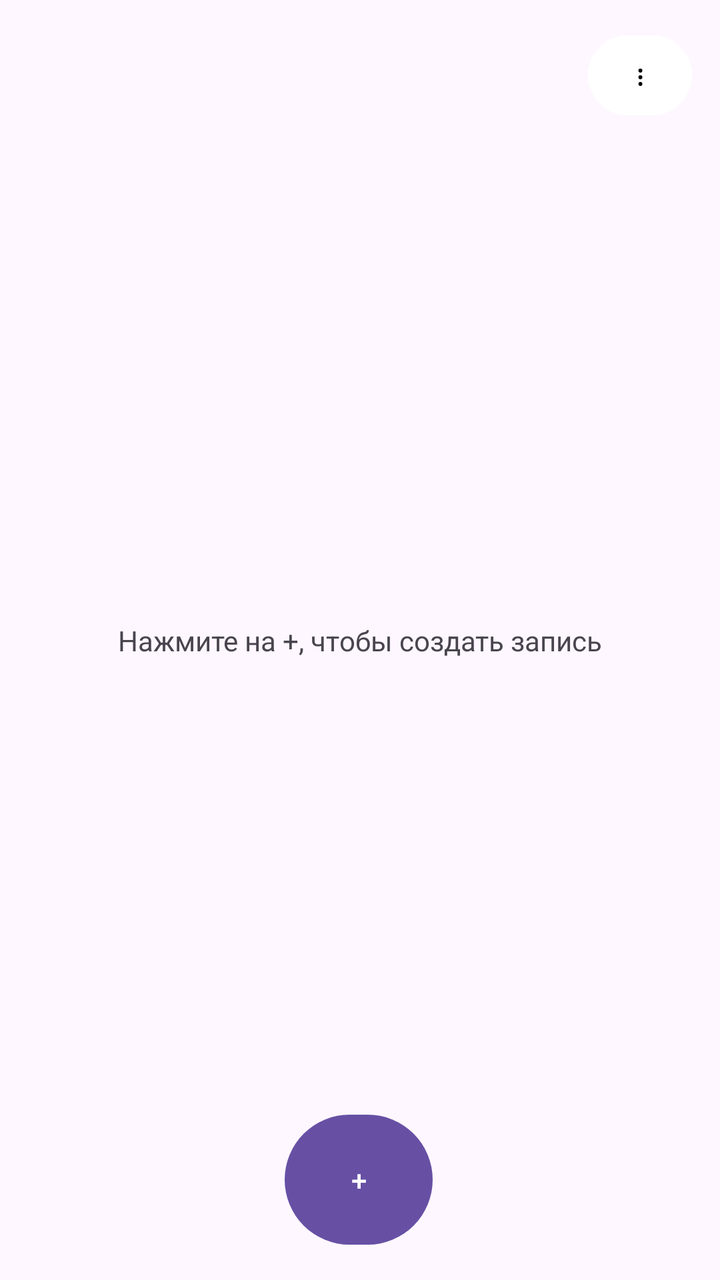
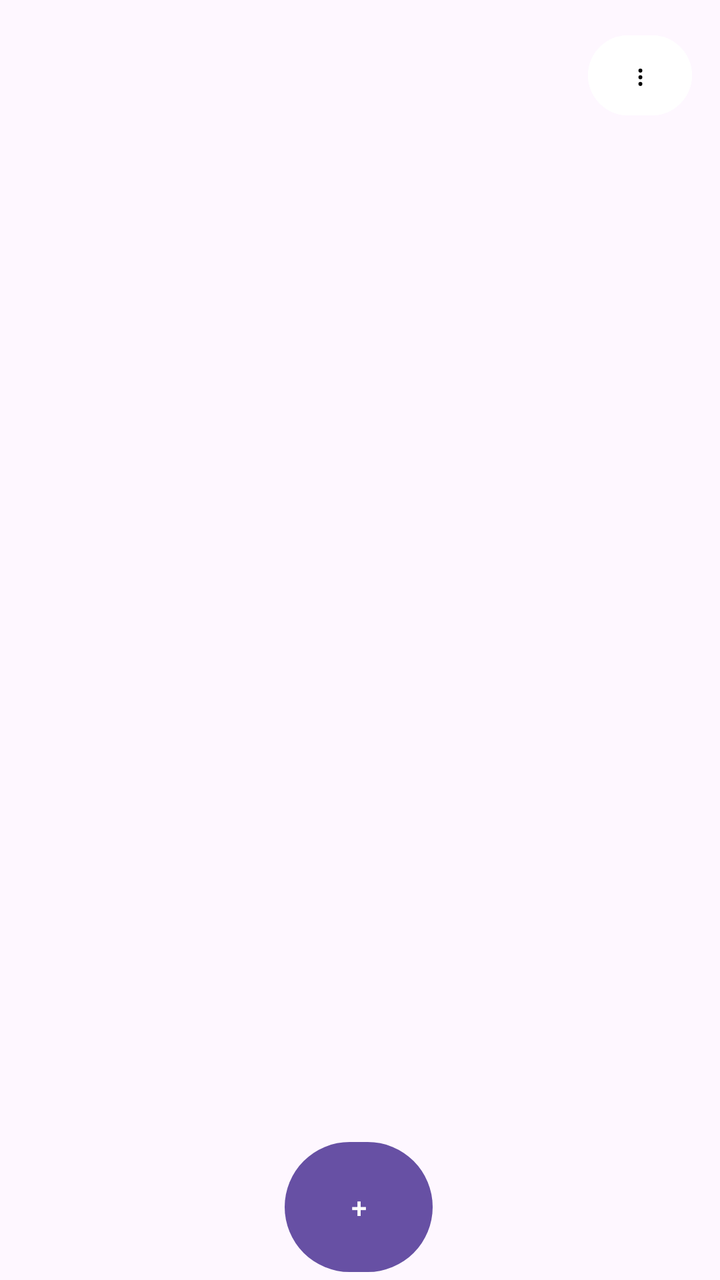

The first picture is an Android layout as it rendered before a commit; the second is the same layout after the commit. The layout source and the unified diff follow.
<!-- AndroidManifest.xml: application theme Theme.MyDav09102026 -->
<!-- res/layout/activity_main.xml -->
<?xml version="1.0" encoding="utf-8"?>
<androidx.constraintlayout.widget.ConstraintLayout xmlns:android="http://schemas.android.com/apk/res/android"
    xmlns:app="http://schemas.android.com/apk/res-auto"
    xmlns:tools="http://schemas.android.com/tools"
    android:id="@+id/main"
    android:layout_width="match_parent"
    android:layout_height="match_parent"
    tools:context=".MainActivity">

    <TextView
        android:id="@+id/textView"
        android:layout_width="wrap_content"
        android:layout_height="wrap_content"
        android:text="Нажмите на +, чтобы создать запись"
        app:layout_constraintBottom_toBottomOf="parent"
        app:layout_constraintEnd_toEndOf="parent"
        app:layout_constraintHorizontal_bias="0.5"
        app:layout_constraintStart_toStartOf="parent"
        app:layout_constraintTop_toTopOf="parent"
        app:layout_constraintVertical_bias="0.5" />

    <Button
        android:id="@+id/buttonplus"
        android:layout_width="74dp"
        android:layout_height="73dp"
        android:text="+"
        app:layout_constraintBottom_toBottomOf="parent"
        app:layout_constraintEnd_toEndOf="parent"
        app:layout_constraintHorizontal_bias="0.498"
        app:layout_constraintStart_toStartOf="parent"
        app:layout_constraintTop_toBottomOf="@+id/textView"
        app:layout_constraintVertical_bias="0.943" />

    <Button
        android:id="@+id/buttonoptions"
        android:layout_width="52dp"
        android:layout_height="48dp"
        android:backgroundTint="#FFFFFF"
        android:text="⋮"
        android:textColor="#000000"
        app:layout_constraintBottom_toBottomOf="parent"
        app:layout_constraintEnd_toEndOf="parent"
        app:layout_constraintHorizontal_bias="0.955"
        app:layout_constraintStart_toStartOf="parent"
        app:layout_constraintTop_toTopOf="parent"
        app:layout_constraintVertical_bias="0.023"
        app:strokeColor="#000000" />
</androidx.constraintlayout.widget.ConstraintLayout>
<!-- resources referenced by this layout -->
<resources>
  <style name="Theme.MyDav09102026" parent="Base.Theme.MyDav09102026" />
  <style name="Base.Theme.MyDav09102026" parent="Theme.Material3.DayNight.NoActionBar">
          
          
      </style>
</resources>

<!-- the commit's change to res/layout/activity_main.xml (unified diff, before → after) -->
@@ -7,18 +7,6 @@
     android:layout_height="match_parent"
     tools:context=".MainActivity">
 
-    <TextView
-        android:id="@+id/textView"
-        android:layout_width="wrap_content"
-        android:layout_height="wrap_content"
-        android:text="Нажмите на +, чтобы создать запись"
-        app:layout_constraintBottom_toBottomOf="parent"
-        app:layout_constraintEnd_toEndOf="parent"
-        app:layout_constraintHorizontal_bias="0.5"
-        app:layout_constraintStart_toStartOf="parent"
-        app:layout_constraintTop_toTopOf="parent"
-        app:layout_constraintVertical_bias="0.5" />
-
     <Button
         android:id="@+id/buttonplus"
         android:layout_width="74dp"
@@ -27,9 +15,7 @@
         app:layout_constraintBottom_toBottomOf="parent"
         app:layout_constraintEnd_toEndOf="parent"
         app:layout_constraintHorizontal_bias="0.498"
-        app:layout_constraintStart_toStartOf="parent"
-        app:layout_constraintTop_toBottomOf="@+id/textView"
-        app:layout_constraintVertical_bias="0.943" />
+        app:layout_constraintStart_toStartOf="parent" />
 
     <Button
         android:id="@+id/buttonoptions"
@@ -45,4 +31,15 @@
         app:layout_constraintTop_toTopOf="parent"
         app:layout_constraintVertical_bias="0.023"
         app:strokeColor="#000000" />
+
+    <androidx.recyclerview.widget.RecyclerView
+        android:id="@+id/rw"
+        android:layout_width="409dp"
+        android:layout_height="592dp"
+        app:layout_constraintBottom_toBottomOf="parent"
+        app:layout_constraintEnd_toEndOf="parent"
+        app:layout_constraintHorizontal_bias="0.5"
+        app:layout_constraintStart_toStartOf="parent"
+        app:layout_constraintTop_toTopOf="parent"
+        app:layout_constraintVertical_bias="0.5" />
 </androidx.constraintlayout.widget.ConstraintLayout>
